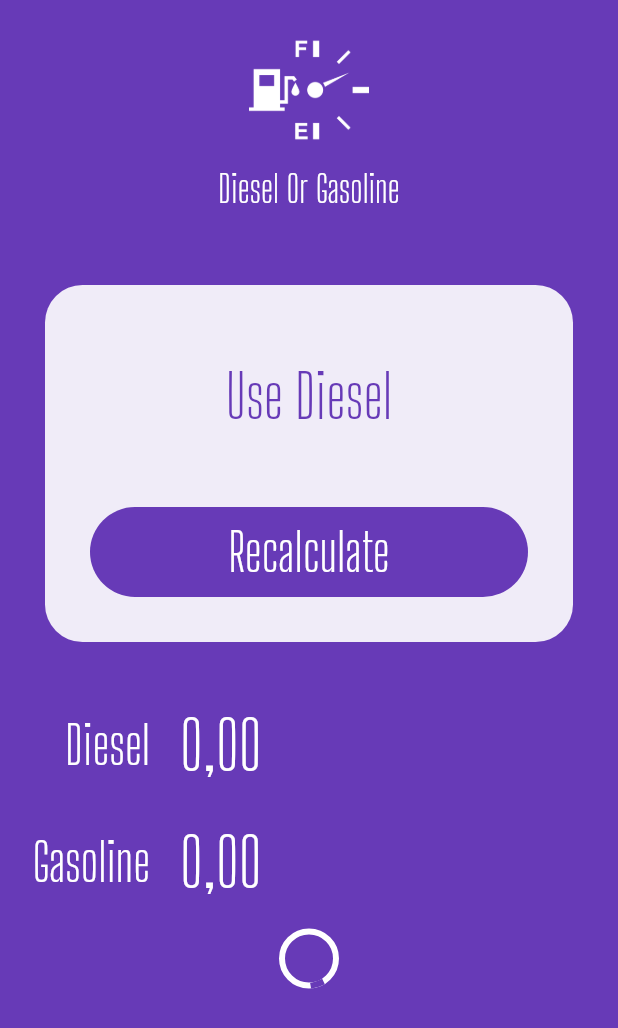
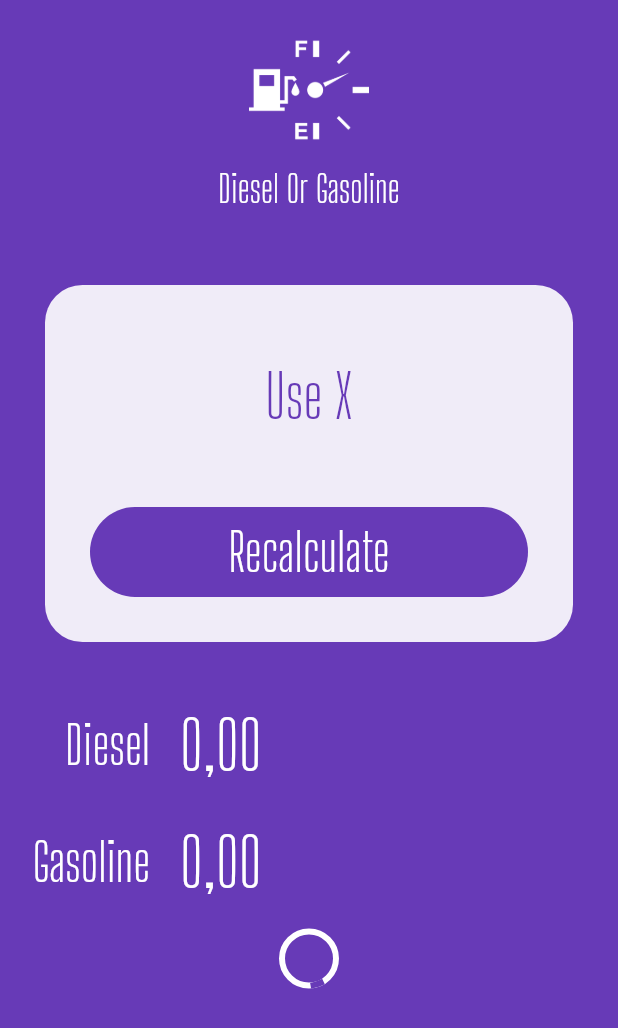
Before and after one commit to wendellarnald/flutter-fuel, a Flutter app: the screen it shows after launch, on a phone screen of 412 x 824 dp. Shown: the top 1028 px of the screen. Run offline on Flutter 3.47's test engine with Material 2 defaults, Android fonts, the phone set to English and light mode, and no system bars; our stand-ins replace flutter_masked_text.

Commit message:
Return of success message

```diff
--- a/lib/main.dart
+++ b/lib/main.dart
@@ -3,6 +3,7 @@ import 'package:flutter_masked_text/flutter_masked_text.dart';
 import 'package:fuel/widgets/input.widget.dart';
 import 'package:fuel/widgets/loading-button.widget.dart';
 import 'package:fuel/widgets/logo.widget.dart';
+import 'package:fuel/widgets/success.widget.dart';
 
 void main() {
   runApp(MyApp());
@@ -34,35 +35,9 @@ class HomePage extends StatelessWidget {
       body: ListView(
         children: <Widget>[
           Logo(),
-          Container(
-            margin: EdgeInsets.all(30),
-            decoration: BoxDecoration(
-              color: Colors.white.withOpacity(0.9),
-              borderRadius: BorderRadius.circular(25),
-            ),
-            child: Column(
-              children: <Widget>[
-                SizedBox(
-                  height: 50,
-                ),
-                Text(
-                  "Use Diesel",
-                  style: TextStyle(
-                    color: Theme.of(context).primaryColor,
-                    fontSize: 40,
-                    fontFamily: "Big Shoulders Display",
-                  ),
-                ),
-                SizedBox(
-                  height: 20,
-                ),
-                LoadingButton(
-                    busy: false,
-                    func: () {},
-                    invert: true,
-                    text: "Recalculate"),
-              ],
-            ),
+          Success(
+            reset: () {},
+            result: "Use X",
           ),
           Input(
             label: "Diesel",
--- /dev/null
+++ b/lib/widgets/success.widget.dart
@@ -0,0 +1,43 @@
+import 'package:flutter/material.dart';
+import 'loading-button.widget.dart';
+
+class Success extends StatelessWidget {
+  var result = "";
+  Function reset;
+
+  Success({
+    @required this.result,
+    @required this.reset,
+  });
+
+  @override
+  Widget build(BuildContext context) {
+    return Container(
+      margin: EdgeInsets.all(30),
+      decoration: BoxDecoration(
+        color: Colors.white.withOpacity(0.9),
+        borderRadius: BorderRadius.circular(25),
+      ),
+      child: Column(
+        children: <Widget>[
+          SizedBox(
+            height: 50,
+          ),
+          Text(
+            result,
+            style: TextStyle(
+              color: Theme.of(context).primaryColor,
+              fontSize: 40,
+              fontFamily: "Big Shoulders Display",
+            ),
+          ),
+          SizedBox(
+            height: 20,
+          ),
+          LoadingButton(
+              busy: false, func: reset, invert: true, text: "Recalculate"),
+        ],
+      ),
+    );
+  }
+}
```
